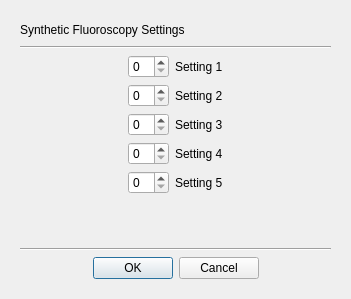
The window that src/ise/iqt_synth_settings.ui (simonoxen/plastimatch) describes before a commit, drawn with Qt 5.
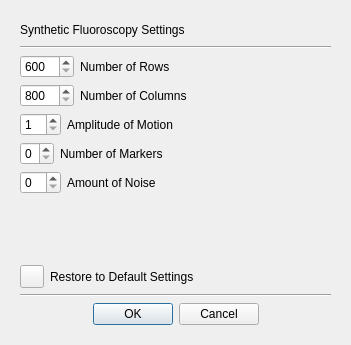
The same window after the commit.

What changed in the file:
```diff
--- a/src/ise/iqt_synth_settings.ui
+++ b/src/ise/iqt_synth_settings.ui
@@ -7,7 +7,7 @@
     <x>0</x>
     <y>0</y>
     <width>351</width>
-    <height>299</height>
+    <height>345</height>
    </rect>
   </property>
   <property name="windowTitle">
@@ -53,32 +53,25 @@
         <item>
          <layout class="QHBoxLayout" name="horizontalLayout_2">
           <item>
-           <spacer name="horizontalSpacer_9">
-            <property name="orientation">
-             <enum>Qt::Horizontal</enum>
-            </property>
-            <property name="sizeHint" stdset="0">
-             <size>
-              <width>40</width>
-              <height>20</height>
-             </size>
-            </property>
-           </spacer>
-          </item>
-          <item>
-           <widget class="QSpinBox" name="spinBox">
+           <widget class="QSpinBox" name="rowBox">
             <property name="enabled">
              <bool>true</bool>
             </property>
+            <property name="minimum">
+             <number>600</number>
+            </property>
             <property name="maximum">
-             <number>10</number>
+             <number>1536</number>
+            </property>
+            <property name="singleStep">
+             <number>128</number>
             </property>
            </widget>
           </item>
           <item>
            <widget class="QLabel" name="label">
             <property name="text">
-             <string>Setting 1</string>
+             <string>Number of Rows</string>
             </property>
            </widget>
           </item>
@@ -100,29 +93,22 @@
         <item>
          <layout class="QHBoxLayout" name="horizontalLayout_3">
           <item>
-           <spacer name="horizontalSpacer_10">
-            <property name="orientation">
-             <enum>Qt::Horizontal</enum>
+           <widget class="QSpinBox" name="colBox">
+            <property name="minimum">
+             <number>800</number>
             </property>
-            <property name="sizeHint" stdset="0">
-             <size>
-              <width>40</width>
-              <height>20</height>
-             </size>
-            </property>
-           </spacer>
-          </item>
-          <item>
-           <widget class="QSpinBox" name="spinBox_2">
             <property name="maximum">
-             <number>10</number>
+             <number>2048</number>
+            </property>
+            <property name="singleStep">
+             <number>128</number>
             </property>
            </widget>
           </item>
           <item>
            <widget class="QLabel" name="label_2">
             <property name="text">
-             <string>Setting 2</string>
+             <string>Number of Columns</string>
             </property>
            </widget>
           </item>
@@ -144,20 +130,10 @@
         <item>
          <layout class="QHBoxLayout" name="horizontalLayout_4">
           <item>
-           <spacer name="horizontalSpacer_11">
-            <property name="orientation">
-             <enum>Qt::Horizontal</enum>
+           <widget class="QSpinBox" name="ampBox">
+            <property name="minimum">
+             <number>1</number>
             </property>
-            <property name="sizeHint" stdset="0">
-             <size>
-              <width>40</width>
-              <height>20</height>
-             </size>
-            </property>
-           </spacer>
-          </item>
-          <item>
-           <widget class="QSpinBox" name="spinBox_3">
             <property name="maximum">
              <number>10</number>
             </property>
@@ -166,7 +142,7 @@
           <item>
            <widget class="QLabel" name="label_3">
             <property name="text">
-             <string>Setting 3</string>
+             <string>Amplitude of Motion</string>
             </property>
            </widget>
           </item>
@@ -188,29 +164,16 @@
         <item>
          <layout class="QHBoxLayout" name="horizontalLayout_6">
           <item>
-           <spacer name="horizontalSpacer_12">
-            <property name="orientation">
-             <enum>Qt::Horizontal</enum>
-            </property>
-            <property name="sizeHint" stdset="0">
-             <size>
-              <width>40</width>
-              <height>20</height>
-             </size>
-            </property>
-           </spacer>
-          </item>
-          <item>
-           <widget class="QSpinBox" name="spinBox_5">
+           <widget class="QSpinBox" name="markBox">
             <property name="maximum">
-             <number>10</number>
+             <number>5</number>
             </property>
            </widget>
           </item>
           <item>
-           <widget class="QLabel" name="label_5">
+           <widget class="QLabel" name="label_4">
             <property name="text">
-             <string>Setting 4</string>
+             <string>Number of Markers</string>
             </property>
            </widget>
           </item>
@@ -232,20 +195,7 @@
         <item>
          <layout class="QHBoxLayout" name="horizontalLayout_7">
           <item>
-           <spacer name="horizontalSpacer_13">
-            <property name="orientation">
-             <enum>Qt::Horizontal</enum>
-            </property>
-            <property name="sizeHint" stdset="0">
-             <size>
-              <width>40</width>
-              <height>20</height>
-             </size>
-            </property>
-           </spacer>
-          </item>
-          <item>
-           <widget class="QSpinBox" name="spinBox_6">
+           <widget class="QSpinBox" name="noiseBox">
             <property name="maximum">
              <number>10</number>
             </property>
@@ -254,7 +204,7 @@
           <item>
            <widget class="QLabel" name="label_6">
             <property name="text">
-             <string>Setting 5</string>
+             <string>Amount of Noise</string>
             </property>
            </widget>
           </item>
@@ -286,6 +236,37 @@
           </property>
          </spacer>
         </item>
+        <item>
+         <layout class="QHBoxLayout" name="horizontalLayout_5">
+          <item>
+           <widget class="QToolButton" name="default_2">
+            <property name="text">
+             <string/>
+            </property>
+           </widget>
+          </item>
+          <item>
+           <widget class="QLabel" name="label_5">
+            <property name="text">
+             <string>Restore to Default Settings</string>
+            </property>
+           </widget>
+          </item>
+          <item>
+           <spacer name="horizontalSpacer_5">
+            <property name="orientation">
+             <enum>Qt::Horizontal</enum>
+            </property>
+            <property name="sizeHint" stdset="0">
+             <size>
+              <width>40</width>
+              <height>20</height>
+             </size>
+            </property>
+           </spacer>
+          </item>
+         </layout>
+        </item>
        </layout>
       </item>
       <item>
```
Left out of the diff: 17 changed lines with no effect on the pictures.
